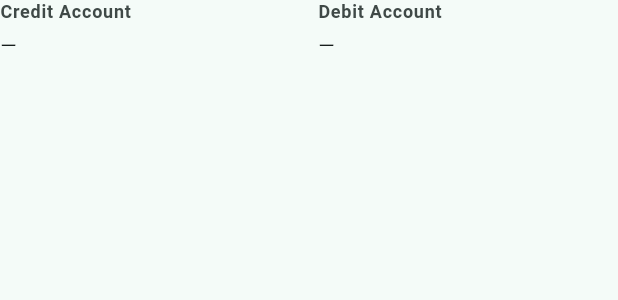
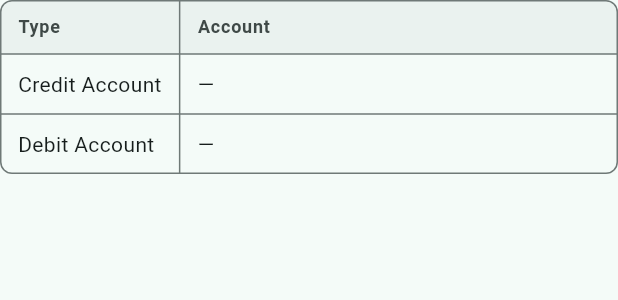
Before and after one commit to azmilazizi/kokonuts_bookkeeping, a Flutter app: the _AccountRow widget shown alone on an empty page, opened directly with empty values, on a phone screen of 412 x 824 dp. Shown: the top 300 px of the screen. Run offline on Flutter 3.47's test engine with Material 3 defaults, Android fonts, the phone set to English and light mode, and no system bars; our stand-ins replace cross_file, file_picker, shared_preferences; missing offline and left inert: dart:html, dart:ui_web, desktop_drop, syncfusion_flutter_pdfviewer; accounts and stored records are empty.

Commit message:
Display credit and debit accounts in table

```diff
--- a/lib/widgets/bill_details_dialog.dart
+++ b/lib/widgets/bill_details_dialog.dart
@@ -549,20 +549,66 @@ class _AccountRow extends StatelessWidget {
 
   @override
   Widget build(BuildContext context) {
+    final theme = Theme.of(context);
+
+    Widget buildCell(String text, {TextStyle? style}) {
+      final resolvedText = text.trim().isEmpty ? '—' : text.trim();
+      return Padding(
+        padding: const EdgeInsets.symmetric(vertical: 10, horizontal: 12),
+        child: Text(resolvedText, style: style ?? theme.textTheme.bodyMedium),
+      );
+    }
+
     return Column(
       crossAxisAlignment: CrossAxisAlignment.start,
       children: [
-        Row(
+        Table(
+          columnWidths: const {
+            0: IntrinsicColumnWidth(),
+            1: FlexColumnWidth(),
+          },
+          border: TableBorder.all(
+            color: theme.dividerColor,
+            width: 1,
+            borderRadius: BorderRadius.circular(8),
+          ),
+          defaultVerticalAlignment: TableCellVerticalAlignment.middle,
           children: [
-            Expanded(
-              child: _DetailField(
-                label: 'Credit Account',
-                value: creditAccount,
+            TableRow(
+              decoration: BoxDecoration(
+                color: theme.colorScheme.surfaceVariant.withOpacity(0.4),
+                borderRadius: const BorderRadius.vertical(
+                  top: Radius.circular(8),
+                ),
               ),
+              children: [
+                buildCell(
+                  'Type',
+                  style: theme.textTheme.labelMedium?.copyWith(
+                    fontWeight: FontWeight.w700,
+                    color: theme.colorScheme.onSurfaceVariant,
+                  ),
+                ),
+                buildCell(
+                  'Account',
+                  style: theme.textTheme.labelMedium?.copyWith(
+                    fontWeight: FontWeight.w700,
+                    color: theme.colorScheme.onSurfaceVariant,
+                  ),
+                ),
+              ],
             ),
-            const SizedBox(width: 12),
-            Expanded(
-              child: _DetailField(label: 'Debit Account', value: debitAccount),
+            TableRow(
+              children: [
+                buildCell('Credit Account'),
+                buildCell(creditAccount),
+              ],
+            ),
+            TableRow(
+              children: [
+                buildCell('Debit Account'),
+                buildCell(debitAccount),
+              ],
             ),
           ],
         ),
```
